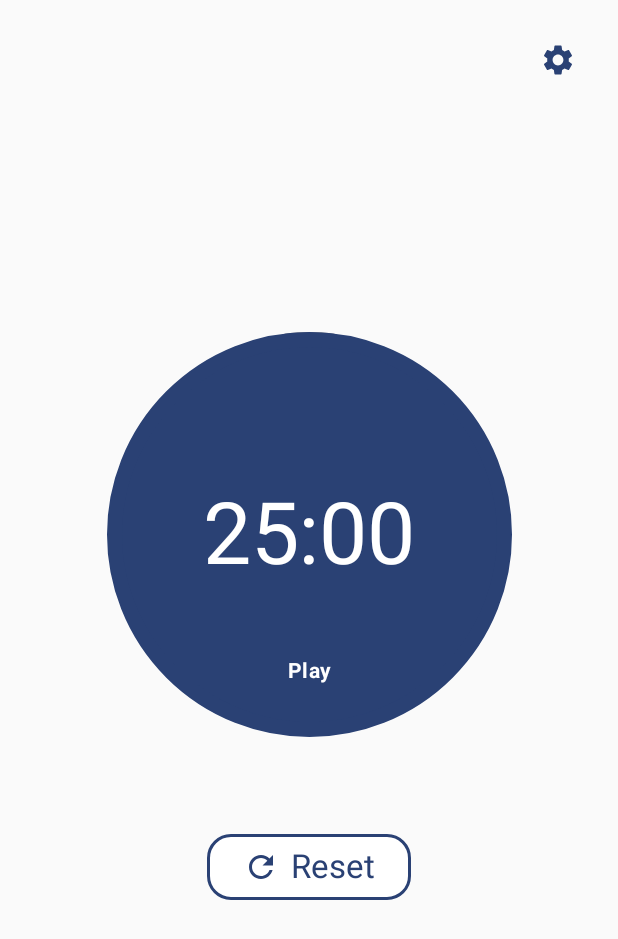
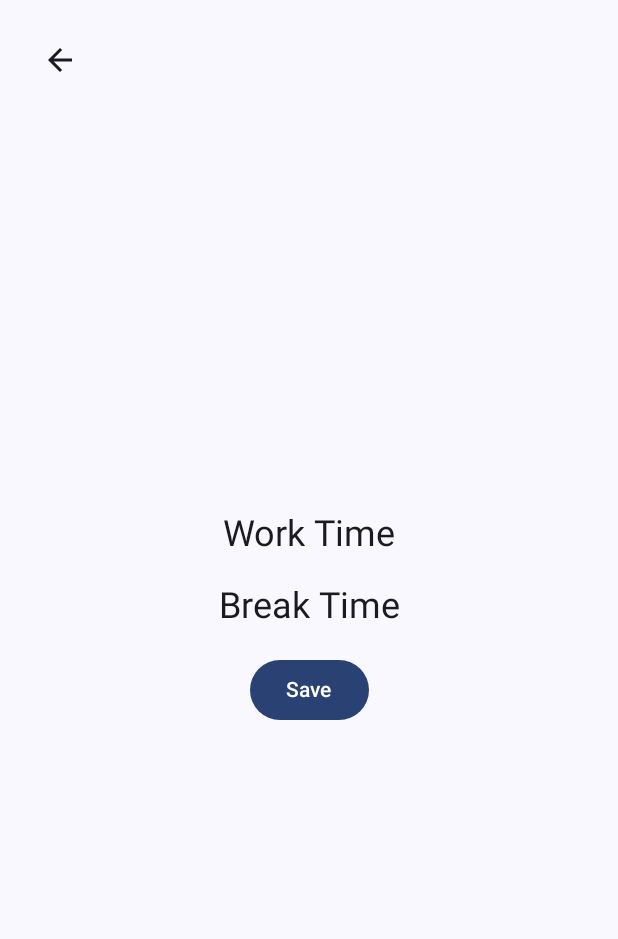
Before and after one commit to LaurentVrevin/Pomodoro, an Android app built with Jetpack Compose: the MainActivity screen opened directly, with no data from a screen before it, after a tap on "Settings", on a phone screen of 412 x 824 dp. Shown: the top 939 px of the screen. Run offline under Robolectric (Android 15) with nearby library versions, the light colour scheme and no system bars.

Commit message:
building settingsScreen

```diff
--- a/app/build.gradle.kts
+++ b/app/build.gradle.kts
@@ -59,6 +59,7 @@ dependencies {
     implementation(libs.androidx.ui.graphics)
     implementation(libs.androidx.ui.tooling.preview)
     implementation(libs.androidx.material3)
+    implementation(libs.androidx.navigation.compose)
     testImplementation(libs.junit)
     androidTestImplementation(libs.androidx.junit)
     androidTestImplementation(libs.androidx.espresso.core)
--- a/app/src/main/java/com/laurentvrevin/pomodoro/MainActivity.kt
+++ b/app/src/main/java/com/laurentvrevin/pomodoro/MainActivity.kt
@@ -5,7 +5,11 @@ import androidx.activity.ComponentActivity
 import androidx.activity.compose.setContent
 import androidx.activity.enableEdgeToEdge
 import androidx.activity.viewModels
+import androidx.compose.runtime.Composable
+import androidx.navigation.NavHostController
+import androidx.navigation.compose.rememberNavController
 import com.laurentvrevin.pomodoro.data.repository.TimerRepositoryImpl
+import com.laurentvrevin.pomodoro.navigation.NavGraph
 import com.laurentvrevin.pomodoro.presentation.screens.PomodoroScreen
 import com.laurentvrevin.pomodoro.presentation.theme.PomodoroTheme
 import com.laurentvrevin.pomodoro.presentation.viewmodel.PomodoroViewModel
@@ -26,10 +30,16 @@ class MainActivity : ComponentActivity() {
 
         setContent {
             PomodoroTheme {
-
-                PomodoroScreen(pomodoroViewModel = pomodoroViewModel)
+                PomodoroApp(pomodoroViewModel = pomodoroViewModel)
 
             }
         }
     }
 }
+@Composable
+fun PomodoroApp(pomodoroViewModel: PomodoroViewModel) {
+    PomodoroTheme {
+        val navController: NavHostController = rememberNavController()
+        NavGraph(navController = navController, pomodoroViewModel = pomodoroViewModel)
+    }
+}
--- /dev/null
+++ b/app/src/main/java/com/laurentvrevin/pomodoro/navigation/NavGraph.kt
@@ -0,0 +1,44 @@
+package com.laurentvrevin.pomodoro.navigation
+
+import androidx.compose.animation.AnimatedVisibility
+import androidx.compose.animation.fadeIn
+import androidx.compose.animation.fadeOut
+import androidx.compose.animation.slideInVertically
+import androidx.compose.animation.slideOutVertically
+import androidx.compose.runtime.Composable
+import androidx.navigation.NavHostController
+import androidx.navigation.compose.NavHost
+import androidx.navigation.compose.composable
+import com.laurentvrevin.pomodoro.presentation.screens.PomodoroScreen
+import com.laurentvrevin.pomodoro.presentation.screens.SettingsScreen
+import com.laurentvrevin.pomodoro.presentation.viewmodel.PomodoroViewModel
+
+
+@Composable
+fun NavGraph(navController: NavHostController, pomodoroViewModel: PomodoroViewModel){
+    NavHost(
+        navController = navController,
+        startDestination = "Main"
+    ) {
+        composable("Main") {
+            PomodoroScreen(
+                navController = navController,
+                pomodoroViewModel = pomodoroViewModel)
+        }
+
+        composable("Settings") {
+            AnimatedVisibility(
+                visible = true,
+                enter = slideInVertically(initialOffsetY = { -1000 }) + fadeIn(),
+                exit = slideOutVertically(targetOffsetY = { 1000 }) + fadeOut()
+                ) {
+
+                SettingsScreen(
+                    navController = navController,
+                    pomodoroViewModel = pomodoroViewModel)
+            }
+
+        }
+    }
+
+}
--- a/app/src/main/java/com/laurentvrevin/pomodoro/presentation/screens/PomodoroScreen.kt
+++ b/app/src/main/java/com/laurentvrevin/pomodoro/presentation/screens/PomodoroScreen.kt
@@ -31,11 +31,12 @@ import androidx.compose.ui.Modifier
 import androidx.compose.ui.graphics.Color
 import androidx.compose.ui.text.font.FontWeight
 import androidx.compose.ui.unit.dp
+import androidx.navigation.NavController
 import com.laurentvrevin.pomodoro.presentation.viewmodel.PomodoroViewModel
 import com.laurentvrevin.pomodoro.utils.formatTime
 
 @Composable
-fun PomodoroScreen(pomodoroViewModel: PomodoroViewModel){
+fun PomodoroScreen(navController: NavController, pomodoroViewModel: PomodoroViewModel){
 
     val progress by pomodoroViewModel.progress.collectAsState()
     val worktime by pomodoroViewModel.worktime.collectAsState()
@@ -47,7 +48,7 @@ fun PomodoroScreen(pomodoroViewModel: PomodoroViewModel){
         .fillMaxSize()
     ) {
         IconButton(
-            onClick = { /*TODO*/ },
+            onClick = { navController.navigate("Settings") },
             modifier = Modifier
                 .align(Alignment.TopEnd)
                 .padding(16.dp)
--- a/app/src/main/java/com/laurentvrevin/pomodoro/presentation/screens/SettingsScreen.kt
+++ b/app/src/main/java/com/laurentvrevin/pomodoro/presentation/screens/SettingsScreen.kt
@@ -1,5 +1,90 @@
 package com.laurentvrevin.pomodoro.presentation.screens
 
-fun settingsScreen(){
+import android.annotation.SuppressLint
+import androidx.compose.foundation.layout.Arrangement
+import androidx.compose.foundation.layout.Column
+import androidx.compose.foundation.layout.Spacer
+import androidx.compose.foundation.layout.fillMaxSize
+import androidx.compose.foundation.layout.height
+import androidx.compose.foundation.layout.padding
+import androidx.compose.material.icons.Icons
+import androidx.compose.material.icons.filled.ArrowBack
+import androidx.compose.material3.Button
+import androidx.compose.material3.Icon
+import androidx.compose.material3.IconButton
+import androidx.compose.material3.MaterialTheme
+import androidx.compose.material3.Scaffold
+import androidx.compose.material3.Text
+import androidx.compose.runtime.Composable
+import androidx.compose.ui.Alignment
+import androidx.compose.ui.Modifier
+import androidx.compose.ui.platform.LocalContext
+import androidx.compose.ui.tooling.preview.Preview
+import androidx.compose.ui.unit.dp
+import androidx.navigation.NavController
 
+import com.laurentvrevin.pomodoro.presentation.viewmodel.PomodoroViewModel
+import com.laurentvrevin.pomodoro.utils.PreviewPomodoroViewModel
+
+@SuppressLint("UnusedMaterial3ScaffoldPaddingParameter")
+@Composable
+fun SettingsScreen(navController: NavController, pomodoroViewModel: PomodoroViewModel){
+
+
+    // Affichage de la page des paramètres
+
+    Scaffold(
+        modifier = Modifier
+            .fillMaxSize()
+
+    ) { innerPadding ->
+
+        IconButton(
+            modifier = Modifier.padding(16.dp),
+            onClick = { navController.navigateUp() }
+        ) {
+            Icon(Icons.Filled.ArrowBack, contentDescription = "Back")
+        }
+        Column(
+            modifier = Modifier
+                .fillMaxSize()
+                .padding(innerPadding)
+                .padding(24.dp),
+            verticalArrangement = Arrangement.Center,
+            horizontalAlignment = Alignment.CenterHorizontally
+        ) {
+            // Section pour le temps de travail
+            Text(
+                text = "Work Time",
+                style = MaterialTheme.typography.headlineSmall,
+                modifier = Modifier.align(Alignment.CenterHorizontally))
+
+            Spacer(modifier = Modifier.height(16.dp))
+
+            // Section pour le temps de pause
+            Text(
+                text = "Break Time",
+                style = MaterialTheme.typography.headlineSmall,
+                modifier = Modifier.align(Alignment.CenterHorizontally))
+
+            Spacer(modifier = Modifier.height(16.dp))
+
+            Button(onClick = {})
+            {
+                Text(text = "Save")
+
+        }
+    }
+    }
 }
+
+@Preview(showBackground = true)
+@Composable
+fun SettingsScreenPreview() {
+    // Création d'un NavController factice
+    val navController = NavController(LocalContext.current)
+
+
+    // Affichage de l'écran des paramètres dans la preview
+    SettingsScreen(navController = navController, pomodoroViewModel = PreviewPomodoroViewModel())
+}
--- a/app/src/main/java/com/laurentvrevin/pomodoro/presentation/viewmodel/PomodoroViewModel.kt
+++ b/app/src/main/java/com/laurentvrevin/pomodoro/presentation/viewmodel/PomodoroViewModel.kt
@@ -16,7 +16,7 @@ import kotlinx.coroutines.flow.StateFlow
 import kotlinx.coroutines.launch
 import kotlin.math.max
 
-class PomodoroViewModel(
+open class PomodoroViewModel(
     private val startTimerUseCase: StartTimerUseCase,
     private val stopTimerUseCase: StopTimerUseCase,
     private val resetTimerUseCase: ResetTimerUseCase,
--- /dev/null
+++ b/app/src/main/java/com/laurentvrevin/pomodoro/utils/PreviewPomodoroViewModel.kt
@@ -0,0 +1,23 @@
+package com.laurentvrevin.pomodoro.utils
+
+import android.media.MediaPlayer
+import com.laurentvrevin.pomodoro.data.repository.TimerRepositoryImpl
+import com.laurentvrevin.pomodoro.domain.usecase.CalculateProgressUseCase
+import com.laurentvrevin.pomodoro.domain.usecase.PlaySoundUseCase
+import com.laurentvrevin.pomodoro.domain.usecase.ResetTimerUseCase
+import com.laurentvrevin.pomodoro.domain.usecase.StartTimerUseCase
+import com.laurentvrevin.pomodoro.domain.usecase.StopTimerUseCase
+import com.laurentvrevin.pomodoro.presentation.viewmodel.PomodoroViewModel
+
+
+//Créer une classe de prévisualisation de PomodoroViewModel qui étend PomodoroViewModel
+//Ca permet d'éviter de recoder à chaque fois les instances de classes pour les Preview de screens si j'en avais plusieurs
+
+class PreviewPomodoroViewModel : PomodoroViewModel(
+    startTimerUseCase = StartTimerUseCase(TimerRepositoryImpl()),
+    stopTimerUseCase = StopTimerUseCase(TimerRepositoryImpl()),
+    resetTimerUseCase = ResetTimerUseCase(TimerRepositoryImpl()),
+    calculateProgressUseCase = CalculateProgressUseCase(),
+    playSoundUseCase = PlaySoundUseCase(MediaPlayer()), // MediaPlayer factice
+    repository = TimerRepositoryImpl() // Repo factice
+)
--- a/gradle/libs.versions.toml
+++ b/gradle/libs.versions.toml
@@ -8,6 +8,7 @@ espressoCore = "3.6.1"
 lifecycleRuntimeKtx = "2.8.4"
 activityCompose = "1.9.1"
 composeBom = "2024.04.01"
+navigationCompose = "2.7.7"
 
 [libraries]
 androidx-core-ktx = { group = "androidx.core", name = "core-ktx", version.ref = "coreKtx" }
@@ -24,6 +25,7 @@ androidx-ui-tooling-preview = { group = "androidx.compose.ui", name = "ui-toolin
 androidx-ui-test-manifest = { group = "androidx.compose.ui", name = "ui-test-manifest" }
 androidx-ui-test-junit4 = { group = "androidx.compose.ui", name = "ui-test-junit4" }
 androidx-material3 = { group = "androidx.compose.material3", name = "material3" }
+androidx-navigation-compose = { group = "androidx.navigation", name = "navigation-compose", version.ref = "navigationCompose" }
 
 [plugins]
 android-application = { id = "com.android.application", version.ref = "agp" }
```
